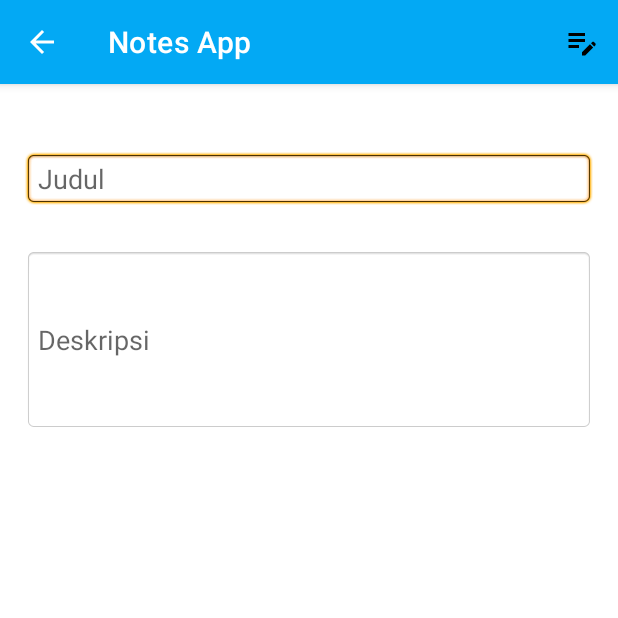
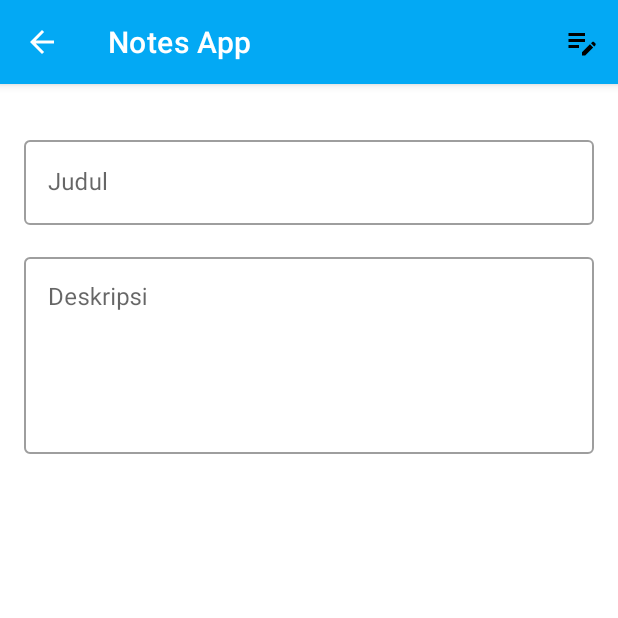
Before and after one commit to NoisyBoy29/NotesApp, an Android app: the ViewNoteActivity screen opened directly, with no data from a screen before it, on a phone screen of 412 x 824 dp, the top half of it. Run offline under Robolectric (Android 15) with nearby library versions, the light colour scheme and no system bars.

Commit message:
rubah edt di viewnoteActivity

```diff
--- a/app/src/main/res/layout/activity_view_note.xml
+++ b/app/src/main/res/layout/activity_view_note.xml
@@ -6,38 +6,46 @@
     android:layout_height="match_parent"
     tools:context=".ui.ViewNoteActivity">
 
-    <EditText
-        android:id="@+id/edtTitle"
+    <com.google.android.material.textfield.TextInputLayout
+        android:id="@+id/textInputLayout3"
+        style="@style/Widget.MaterialComponents.TextInputLayout.OutlinedBox"
         android:layout_width="match_parent"
         android:layout_height="wrap_content"
         android:layout_marginStart="16dp"
+        android:layout_marginTop="32dp"
+        android:layout_marginEnd="16dp"
+        android:hint="@string/title"
+        app:layout_constraintEnd_toEndOf="parent"
+        app:layout_constraintStart_toStartOf="parent"
+        app:layout_constraintTop_toTopOf="parent">
+
+        <com.google.android.material.textfield.TextInputEditText
+            android:id="@+id/edtTitle"
+            android:layout_width="match_parent"
+            android:layout_height="wrap_content"
+            android:focusable="false"
+            android:maxLines="1" />
+    </com.google.android.material.textfield.TextInputLayout>
+
+    <com.google.android.material.textfield.TextInputLayout
+        style="@style/Widget.MaterialComponents.TextInputLayout.OutlinedBox"
+        android:layout_width="match_parent"
+        android:layout_height="0dp"
+        android:layout_marginStart="16dp"
         android:layout_marginTop="16dp"
         android:layout_marginEnd="16dp"
-        android:autofillHints="Judul"
-        android:background="@android:drawable/editbox_background"
-        android:hint="@string/title"
-        android:inputType="textCapSentences"
-        android:maxLines="1"
-        app:layout_constraintBottom_toTopOf="@+id/edtDescription"
+        android:hint="@string/description"
         app:layout_constraintEnd_toEndOf="parent"
         app:layout_constraintStart_toStartOf="parent"
-        app:layout_constraintTop_toTopOf="parent" />
+        app:layout_constraintTop_toBottomOf="@+id/textInputLayout3">
 
-    <EditText
-        android:id="@+id/edtDescription"
-        android:layout_width="match_parent"
-        android:layout_height="wrap_content"
-        android:background="@android:drawable/editbox_background"
-        android:layout_marginStart="16dp"
-        android:layout_marginEnd="16dp"
-        android:hint="@string/description"
-        android:lines="5"
-        app:layout_constraintBottom_toBottomOf="parent"
-        app:layout_constraintEnd_toEndOf="parent"
-        app:layout_constraintHorizontal_bias="1.0"
-        app:layout_constraintStart_toStartOf="parent"
-        app:layout_constraintTop_toTopOf="parent"
-        app:layout_constraintVertical_bias="0.169"
-        />
+        <com.google.android.material.textfield.TextInputEditText
+            android:id="@+id/edtDescription"
+            android:layout_width="match_parent"
+            android:layout_height="wrap_content"
+            android:focusable="false"
+            android:gravity="top"
+            android:lines="5" />
+    </com.google.android.material.textfield.TextInputLayout>
 
 </androidx.constraintlayout.widget.ConstraintLayout>
```
